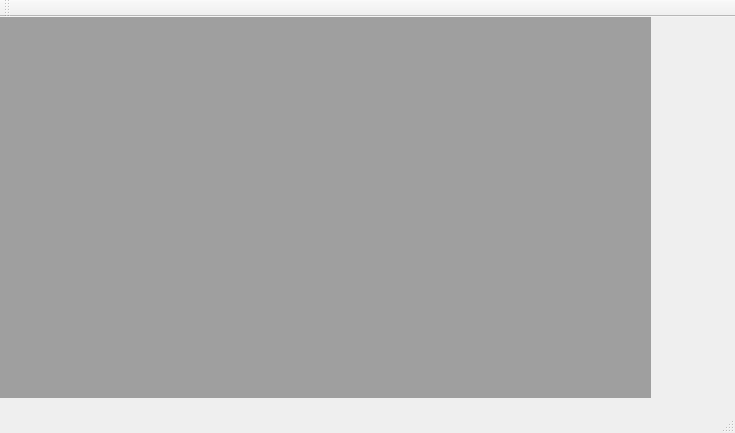
Old version of the form Students/mainwindow.ui in the repository migal-drew/Course_C_plus_plus.
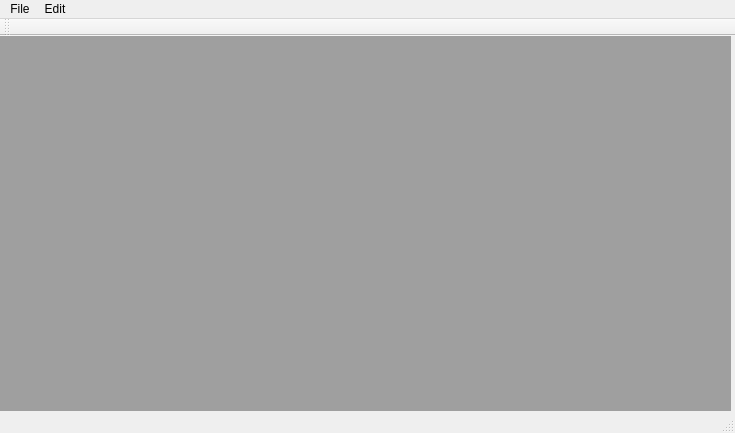
New version of the form.

Patch:
```diff
--- a/Students/mainwindow.ui
+++ b/Students/mainwindow.ui
@@ -19,10 +19,19 @@
      <rect>
       <x>0</x>
       <y>0</y>
-      <width>651</width>
-      <height>381</height>
+      <width>731</width>
+      <height>431</height>
      </rect>
     </property>
+    <property name="verticalScrollBarPolicy">
+     <enum>Qt::ScrollBarAsNeeded</enum>
+    </property>
+    <property name="horizontalScrollBarPolicy">
+     <enum>Qt::ScrollBarAsNeeded</enum>
+    </property>
+    <property name="viewMode">
+     <enum>QMdiArea::SubWindowView</enum>
+    </property>
    </widget>
   </widget>
   <widget class="QMenuBar" name="menuBar">
@@ -34,6 +43,34 @@
      <height>21</height>
     </rect>
    </property>
+   <widget class="QMenu" name="menuFile">
+    <property name="title">
+     <string>File</string>
+    </property>
+    <addaction name="actionNew"/>
+    <addaction name="actionOpen"/>
+    <addaction name="separator"/>
+    <addaction name="actionClose"/>
+    <addaction name="actionClose_All"/>
+    <addaction name="separator"/>
+    <addaction name="actionSave"/>
+    <addaction name="actionSave_as"/>
+    <addaction name="separator"/>
+    <addaction name="actionExit"/>
+   </widget>
+   <widget class="QMenu" name="menuEdit">
+    <property name="title">
+     <string>Edit</string>
+    </property>
+    <addaction name="actionUndo"/>
+    <addaction name="actionRedo"/>
+    <addaction name="separator"/>
+    <addaction name="actionCopy"/>
+    <addaction name="actionPaste"/>
+    <addaction name="actionCut"/>
+   </widget>
+   <addaction name="menuFile"/>
+   <addaction name="menuEdit"/>
   </widget>
   <widget class="QToolBar" name="mainToolBar">
    <attribute name="toolBarArea">
```
Left out of the diff: 81 changed lines with no effect on the pictures.
